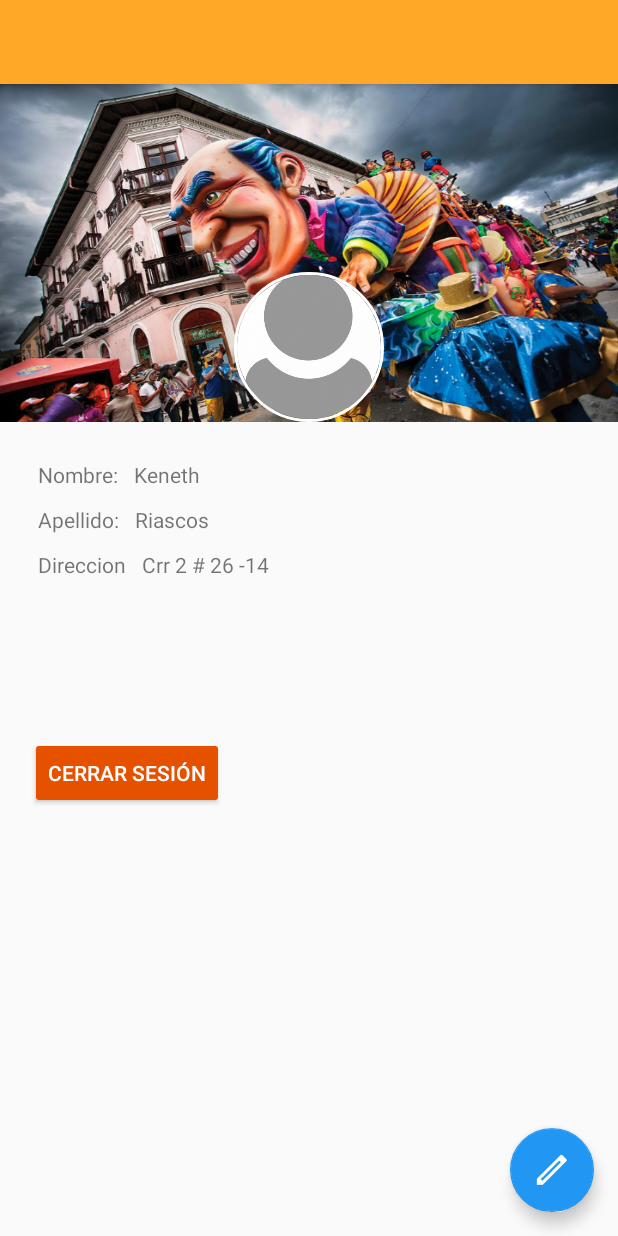
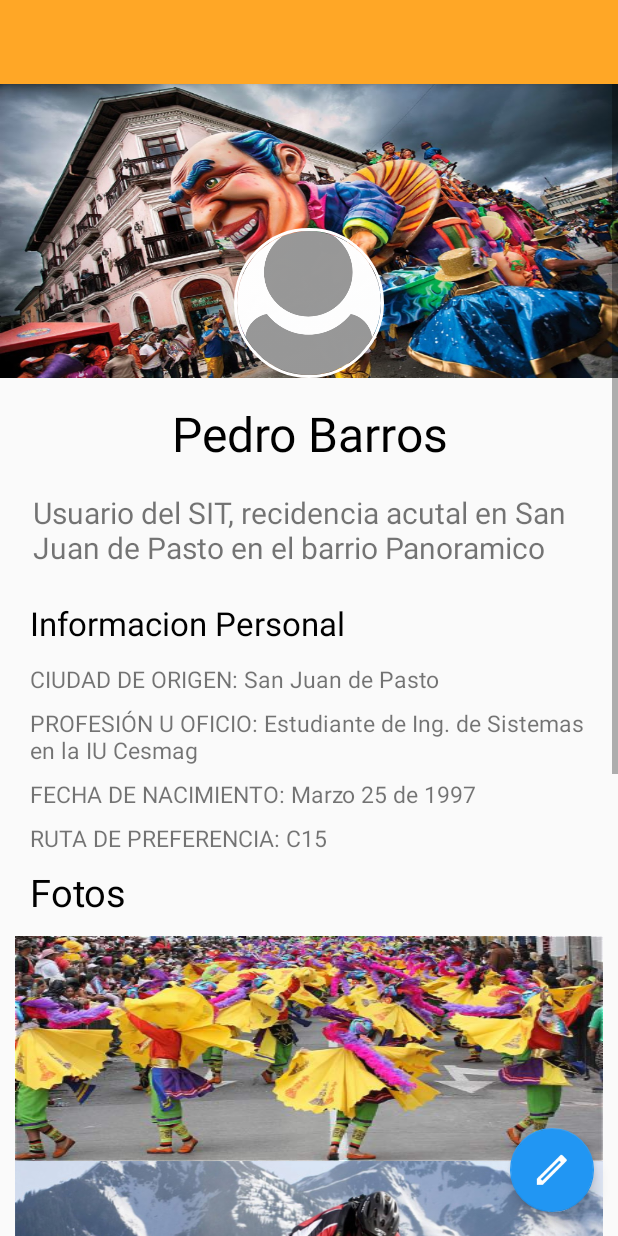
Before and after one commit to pipre94/proyectoSITfinal2, an Android app: the layout fragment_profile.xml on its own in the app's theme, with its tools: preview values and no code run, on a phone screen of 412 x 824 dp. Run offline under Robolectric (Android 15) with nearby library versions, the phone set to English and light mode, and no system bars.

Commit message:
MEJORADO layout de PROFILE

```diff
--- a/app/src/main/AndroidManifest.xml
+++ b/app/src/main/AndroidManifest.xml
@@ -27,6 +27,9 @@
         <activity
             android:name=".Views.CreateAccountActivity"
             android:parentActivityName=".LoginActivity"></activity>
+
+
+
         <activity android:name=".Views.ContainerActivity"></activity>
 
         <meta-data
--- a/app/src/main/res/layout/fragment_profile.xml
+++ b/app/src/main/res/layout/fragment_profile.xml
@@ -8,12 +8,16 @@
 
     <include layout="@layout/actionbar_toolbar"/>
 
+    <ScrollView
+        android:layout_width="match_parent"
+        android:layout_height="match_parent"
+        app:layout_behavior="@string/appbar_scrolling_view_behavior"
+        android:fillViewport="true">
+
     <LinearLayout
         android:layout_width="match_parent"
         android:layout_height="match_parent"
         android:orientation="vertical"
-        app:layout_behavior="@string/appbar_scrolling_view_behavior"
-
         android:weightSum="1">
 
         <LinearLayout
@@ -33,73 +37,146 @@
                 android:src="@drawable/profile"
                 app:civ_border_width="2dp"
                 app:civ_border_color="@android:color/white"/>
+
+
         </LinearLayout>
 
         <LinearLayout
             android:layout_width="match_parent"
             android:layout_height="wrap_content"
             android:orientation="vertical"
-            android:padding="20dp">
+            android:padding="10dp">
+
             <LinearLayout
                 android:layout_width="match_parent"
-                android:layout_height="wrap_content">
-
-                <TextView
-                    android:id="@+id/id_txt_name"
-                    android:layout_width="wrap_content"
-                    android:layout_height="wrap_content"
-                    android:text="Nombre:"
-                    android:layout_margin="5dp"/>
+                android:layout_height="wrap_content"
+                android:orientation="horizontal">
 
                 <TextView
                     android:id="@+id/id_txt_profile_name"
-                    android:layout_width="wrap_content"
+                    android:layout_width="match_parent"
                     android:layout_height="wrap_content"
-                    android:text="@string/str_profile_name"
+                    android:textAlignment="center"
+                    android:textColor="@color/colorTexAccount"
+                    android:text="@string/Name_user"
+                    android:textSize="32dp"
                     android:layout_margin="5dp"/>
+
             </LinearLayout>
 
             <LinearLayout
                 android:layout_width="match_parent"
-                android:layout_height="wrap_content">
-
-                <TextView
-                    android:id="@+id/id_txt_lastName"
-                    android:layout_width="wrap_content"
-                    android:layout_height="wrap_content"
-                    android:layout_margin="5dp"
-                    android:text="Apellido:"/>
+                android:layout_height="wrap_content"
+                android:orientation="horizontal"
+                >
 
                 <TextView
                     android:id="@+id/str_profile_lastName"
                     android:layout_width="wrap_content"
                     android:layout_height="wrap_content"
-                    android:layout_margin="5dp"
-                    android:text="@string/str_profile_lastName"/>
+                    android:textSize="20dp"
+                    android:layout_margin="12dp"
+                    android:text="@string/str_profile_Info"/>
+
+            </LinearLayout>
+
+            <LinearLayout
+                android:layout_width="match_parent"
+                android:layout_height="wrap_content"
+                android:orientation="vertical"
+                android:padding="10dp">
+
+                <TextView
+                    android:id="@+id/str_profile_address"
+                    android:layout_width="match_parent"
+                    android:layout_height="wrap_content"
+                    android:textSize="22dp"
+                    android:textColor="@color/colorTexAccount"
+                    android:textAlignment="gravity"
+                    android:paddingBottom="12dp"
+                    android:text="@string/str_profile_data"/>
+
+
+                <TextView
+                    android:id="@+id/id_txt_profile_city"
+                    android:layout_width="wrap_content"
+                    android:layout_height="wrap_content"
+                    android:textSize="15dp"
+                    android:text="@string/info_city"
+                    android:paddingBottom="8dp"/>
+
+                <TextView
+                    android:id="@+id/id_txt_profile_Office"
+                    android:layout_width="wrap_content"
+                    android:layout_height="wrap_content"
+                    android:textSize="15dp"
+                    android:text="@string/info_profile2"
+                    android:paddingBottom="8dp"/>
+
+                <TextView
+                    android:id="@+id/id_txt_profile_Born"
+                    android:layout_width="match_parent"
+                    android:layout_height="wrap_content"
+                    android:text="@string/info_profile_born"
+                    android:textSize="15dp"
+                    android:paddingBottom="8dp"/>
+
+                <TextView
+                    android:id="@+id/id_txt_profile_Route"
+                    android:layout_width="match_parent"
+                    android:layout_height="wrap_content"
+                    android:text="@string/info_profile_Route"
+                    android:textSize="15dp"
+                    android:paddingBottom="8dp"/>
+
+
+                <TextView
+                    android:id="@+id/id_txt_profile_photo"
+                    android:layout_width="match_parent"
+                    android:layout_height="wrap_content"
+                    android:text="@string/info_profile_photo"
+                    android:textColor="@color/colorTexAccount"
+                    android:textSize="25dp"
+                    android:paddingBottom="2dp"/>
+
+
+            </LinearLayout>
+
+
+            <LinearLayout
+                android:layout_width="match_parent"
+                android:layout_height="wrap_content"
+                android:orientation="vertical">
+
+                <ImageView
+                    android:id="@+id/id_img_profile_photo"
+                    android:layout_width="match_parent"
+                    android:layout_height="wrap_content"
+                    android:background="@drawable/fiesta"
+                    android:paddingBottom="12dp"
+                    />
+                <ImageView
+                    android:id="@+id/id_img_profile_photo2"
+                    android:layout_width="match_parent"
+                    android:layout_height="wrap_content"
+                    android:background="@drawable/ciclismo"
+                    />
+                <ImageView
+                    android:id="@+id/id_img_profile_photo3"
+                    android:layout_width="match_parent"
+                    android:layout_height="wrap_content"
+                    android:background="@drawable/stun"
+                    />
+
+
+
+
+
 
             </LinearLayout>
 
 
 
-            <LinearLayout
-                android:layout_width="match_parent"
-                android:layout_height="wrap_content">
-
-                <TextView
-                    android:id="@+id/id_txt_address"
-                    android:layout_width="wrap_content"
-                    android:layout_height="wrap_content"
-                    android:layout_margin="5dp"
-                    android:text="@string/str_profile_txt_address"/>
-
-                <TextView
-                    android:id="@+id/str_profile_address"
-                    android:layout_width="wrap_content"
-                    android:layout_height="wrap_content"
-                    android:layout_margin="5dp"
-                    android:text="@string/str_profile_address"/>
-
-            </LinearLayout>
 
             <Button
                 android:id="@+id/id_btn_fragment_profile_Sign_off"
@@ -112,6 +189,7 @@
         </LinearLayout>
 
     </LinearLayout>
+    </ScrollView>
 
     <android.support.design.widget.FloatingActionButton
         android:layout_width="wrap_content"
@@ -120,4 +198,5 @@
         android:layout_margin="16dp"
         android:src="@drawable/edit_48"/>
 
+
 </android.support.design.widget.CoordinatorLayout>
--- a/app/src/main/res/values/strings.xml
+++ b/app/src/main/res/values/strings.xml
@@ -20,9 +20,6 @@
     <!-- TODO: Remove or change this placeholder text -->
     <string name="hello_blank_fragment">Hello blank fragment</string>
     <string name="txt_title_toolbar_Container">Transporte SIT</string>
-    <string name="id_btn_map_seattle">Seattle</string>
-    <string name="id_btn_map_dublin">Dublin</string>
-    <string name="id_btn_map_tokyo">Tokyo</string>
     <string name="str_btn_profile_route">Rutas</string>
     <string name="str_btn_profile_picks">Fotos</string>
     <string name="txt_title_toolbar_profile">Perfil</string>
@@ -38,4 +35,14 @@
     <string name="txt_sign_off">Cerrando Sesión</string>
     <string name="btn_fragment_profile_sign_off">Cerrar Sesión</string>
     <string name="txt_title_toolbar_search">Busca tu Ruta</string>
+    <string name="str_profile_names">Usuario1</string>
+    <string name="str_profile_lastNameuser">Apellido usuario</string>
+    <string name="Name_user">Pedro Barros</string>
+    <string name="str_profile_Info">Usuario del SIT, recidencia acutal en San Juan de Pasto en el barrio Panoramico</string>
+    <string name="info_profile2">PROFESIÓN U OFICIO: Estudiante de Ing. de Sistemas en la IU Cesmag</string>
+    <string name="str_profile_data">Informacion Personal</string>
+    <string name="info_profile_born">FECHA DE NACIMIENTO: Marzo 25 de 1997</string>
+    <string name="info_profile_Route">RUTA DE PREFERENCIA: C15</string>
+    <string name="info_city">CIUDAD DE ORIGEN: San Juan de Pasto</string>
+    <string name="info_profile_photo">Fotos</string>
 </resources>
```
Also changed, not shown: app/src/main/res/drawable-hdpi/ciclismo.png (added), app/src/main/res/drawable-hdpi/fiesta.png (added), app/src/main/res/drawable-hdpi/stun.png (added), app/src/main/res/drawable-mdpi/ciclismo.png (added), app/src/main/res/drawable-mdpi/fiesta.png (added), app/src/main/res/drawable-mdpi/stun.png (added), app/src/main/res/drawable-xhdpi/ciclismo.png (added), app/src/main/res/drawable-xhdpi/fiesta.png (added), app/src/main/res/drawable-xhdpi/stun.png (added), app/src/main/res/drawable-xxhdpi/fiesta.png (added), app/src/main/res/drawable-xxhdpi/stun.png (added), app/src/main/res/drawable-xxxhdpi/stun.png (added), 3 other files.
